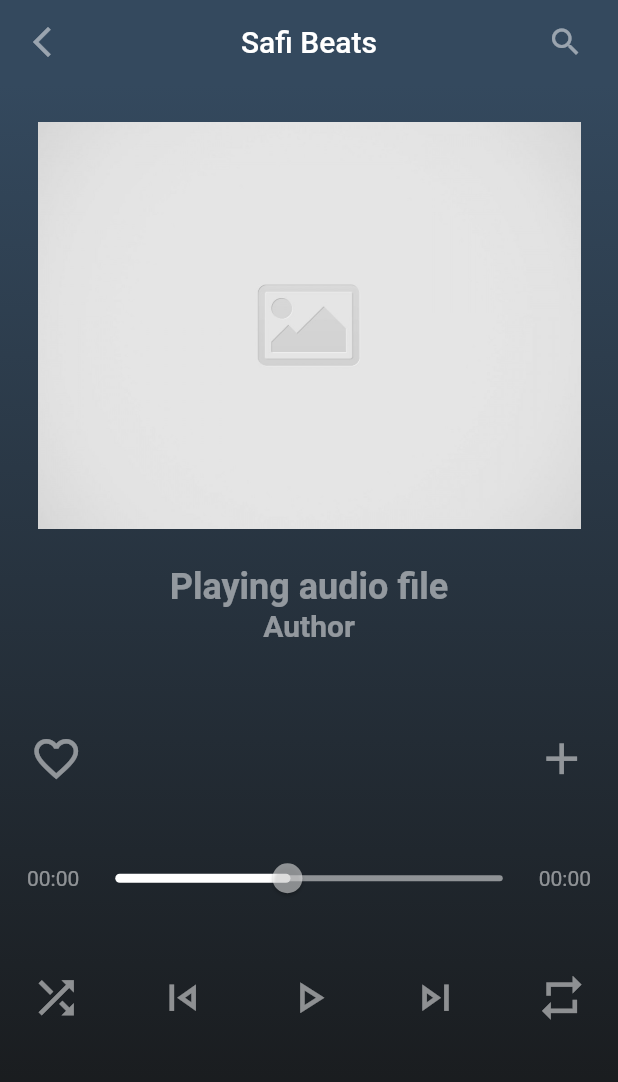
After one commit to Abdulkader-Safi/Safi-Beats, a Flutter app: the AudioPlayerScreen screen opened directly, on a phone screen of 412 x 824 dp. The commit adds this screen. Shown: the top 1082 px of the screen. Run offline on Flutter 3.47's test engine with Material 2 defaults, Android fonts, the phone set to English and light mode, and no system bars; our stand-ins replace get, just_audio, on_audio_query, permission_handler.

Commit message:
Audio Player Page View

```diff
--- /dev/null
+++ b/lib/views/audio_player_screen.dart
@@ -0,0 +1,206 @@
+import 'package:flutter/material.dart';
+import 'package:get/get.dart';
+
+class AudioPlayerScreen extends StatelessWidget {
+  const AudioPlayerScreen({
+    super.key,
+    required this.audioFileName,
+  });
+
+  final String audioFileName;
+
+  @override
+  Widget build(BuildContext context) {
+    return Scaffold(
+      appBar: AppBar(
+        centerTitle: true,
+        title: const Text(
+          "Safi Beats",
+          style: TextStyle(),
+        ),
+        backgroundColor: const Color(0xFF34495E),
+        actions: const [
+          Icon(
+            Icons.search,
+            size: 24.0,
+            color: Color.fromARGB(128, 255, 255, 255),
+          ),
+          SizedBox(
+            width: 23.0,
+          ),
+        ],
+        leading: InkWell(
+          onTap: () {
+            Get.back();
+          },
+          child: const Icon(
+            Icons.arrow_back_ios_new,
+            color: Color.fromARGB(128, 255, 255, 255),
+          ),
+        ),
+      ),
+      body: Container(
+        height: MediaQuery.of(context).size.height,
+        width: MediaQuery.of(context).size.width,
+        decoration: const BoxDecoration(
+          gradient: LinearGradient(
+            colors: [
+              Color(0xFF34495E),
+              Color(0xFF161616),
+            ],
+            begin: Alignment.topCenter,
+            end: Alignment.bottomCenter,
+          ),
+        ),
+        child: SingleChildScrollView(
+          child: Column(
+            mainAxisAlignment: MainAxisAlignment.spaceAround,
+            mainAxisSize: MainAxisSize.max,
+            crossAxisAlignment: CrossAxisAlignment.center,
+            children: [
+              Padding(
+                padding: const EdgeInsets.all(25.0),
+                child: Container(
+                  decoration: const BoxDecoration(
+                    shape: BoxShape.circle,
+                  ),
+                  child: Image.asset(
+                    'assets/placeholderImage.jpg',
+                  ),
+                ),
+              ),
+              Text(
+                audioFileName,
+                textAlign: TextAlign.center,
+                overflow: TextOverflow.ellipsis,
+                maxLines: 2,
+                style: const TextStyle(
+                  fontWeight: FontWeight.bold,
+                  fontSize: 24,
+                  color: Color.fromARGB(128, 255, 255, 255),
+                ),
+              ),
+              const Text(
+                "Author",
+                textAlign: TextAlign.center,
+                overflow: TextOverflow.ellipsis,
+                maxLines: 2,
+                style: TextStyle(
+                  fontWeight: FontWeight.bold,
+                  fontSize: 20,
+                  color: Color.fromARGB(128, 255, 255, 255),
+                ),
+              ),
+              const SizedBox(
+                height: 40,
+              ),
+              Padding(
+                padding: const EdgeInsets.all(20.0),
+                child: Row(
+                  mainAxisAlignment: MainAxisAlignment.spaceBetween,
+                  children: [
+                    InkWell(
+                      onTap: () {},
+                      child: const Icon(
+                        Icons.favorite_border,
+                        color: Color.fromARGB(128, 255, 255, 255),
+                        size: 35,
+                      ),
+                    ),
+                    InkWell(
+                      onTap: () {},
+                      child: const Icon(
+                        Icons.add,
+                        color: Color.fromARGB(128, 255, 255, 255),
+                        size: 35,
+                      ),
+                    ),
+                  ],
+                ),
+              ),
+              Padding(
+                padding: const EdgeInsets.all(18.0),
+                child: Row(
+                  children: [
+                    const Text(
+                      "00:00",
+                      style: TextStyle(
+                        color: Color.fromARGB(128, 255, 255, 255),
+                      ),
+                    ),
+                    Expanded(
+                      child: Slider(
+                        min: const Duration(seconds: 0).inSeconds.toDouble(),
+                        max: 9,
+                        inactiveColor: const Color.fromARGB(128, 255, 255, 255),
+                        thumbColor: const Color.fromARGB(128, 255, 255, 255),
+                        activeColor: Colors.white,
+                        onChangeEnd: (newValue) {},
+                        onChanged: (newValue) {},
+                        value: 4,
+                      ),
+                    ),
+                    const Text(
+                      "00:00",
+                      style: TextStyle(
+                        color: Color.fromARGB(128, 255, 255, 255),
+                      ),
+                    ),
+                  ],
+                ),
+              ),
+              Padding(
+                padding: const EdgeInsets.all(20.0),
+                child: Row(
+                  mainAxisAlignment: MainAxisAlignment.spaceBetween,
+                  children: [
+                    InkWell(
+                      onTap: () {},
+                      child: const Icon(
+                        Icons.shuffle,
+                        color: Color.fromARGB(128, 255, 255, 255),
+                        size: 35,
+                      ),
+                    ),
+                    InkWell(
+                      onTap: () {},
+                      child: const Icon(
+                        Icons.skip_previous_outlined,
+                        color: Color.fromARGB(128, 255, 255, 255),
+                        size: 35,
+                      ),
+                    ),
+                    InkWell(
+                      onTap: () {},
+                      child: const Icon(
+                        Icons.play_arrow_outlined,
+                        color: Color.fromARGB(128, 255, 255, 255),
+                        size: 35,
+                      ),
+                    ),
+                    InkWell(
+                      onTap: () {},
+                      child: const Icon(
+                        Icons.skip_next_outlined,
+                        color: Color.fromARGB(128, 255, 255, 255),
+                        size: 35,
+                      ),
+                    ),
+                    InkWell(
+                      onTap: () {},
+                      child: const Icon(
+                        Icons.repeat,
+                        color: Color.fromARGB(128, 255, 255, 255),
+                        size: 35,
+                      ),
+                    ),
+                  ],
+                ),
+              ),
+            ],
+          ),
+        ),
+      ),
+    );
+  }
+}
--- a/lib/views/widgets/bottom_player_widget.dart
+++ b/lib/views/widgets/bottom_player_widget.dart
@@ -1,4 +1,6 @@
+import 'package:beats/views/audio_player_screen.dart';
 import 'package:flutter/material.dart';
+import 'package:get/get.dart';
 
 class BottomPlayerWidget extends StatelessWidget {
   const BottomPlayerWidget({
@@ -9,6 +11,15 @@ class BottomPlayerWidget extends StatelessWidget {
   Widget build(BuildContext context) {
     return Align(
       alignment: Alignment.bottomCenter,
+      child: InkWell(
+        onTap: () {
+          Get.to(
+            () => const AudioPlayerScreen(
+              audioFileName: 'Playing audio file',
+            ),
+            transition: Transition.downToUp,
+          );
+        },
         child: Container(
           height: 75,
           decoration: const BoxDecoration(
@@ -82,6 +93,7 @@ class BottomPlayerWidget extends StatelessWidget {
             ),
           ),
         ),
+      ),
     );
   }
 }
```
Lines whose indentation alone changed are shown as unchanged.
